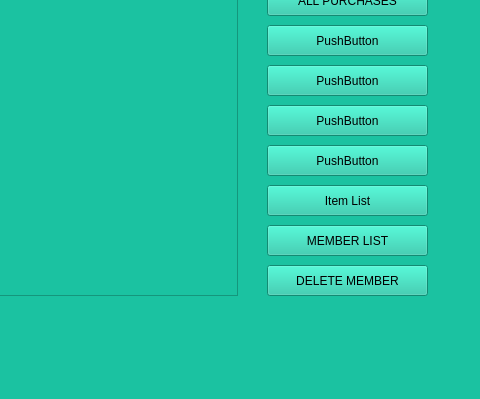
Before: the Qt Designer form src/qt/mainwindow.ui in minipunch/cs1cproject1, drawn with Qt 5; both pictures show x 533 to 1013 and y 175 to 574 of the 1013 by 574 pixel window.
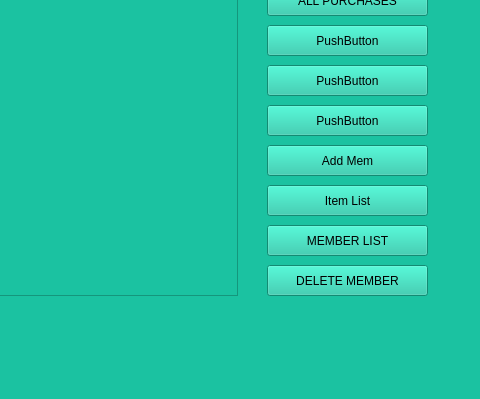
After: the same form once the commit is applied.

```diff
--- a/src/qt/mainwindow.ui
+++ b/src/qt/mainwindow.ui
@@ -79,7 +79,7 @@
      <string notr="true">color: rgb(0, 0, 0);</string>
     </property>
     <property name="text">
-     <string>PushButton</string>
+     <string>Add Mem</string>
     </property>
    </widget>
    <widget class="QPushButton" name="pushButton_5">
```
Left out of the diff: 2 changed lines with no effect on the pictures.
